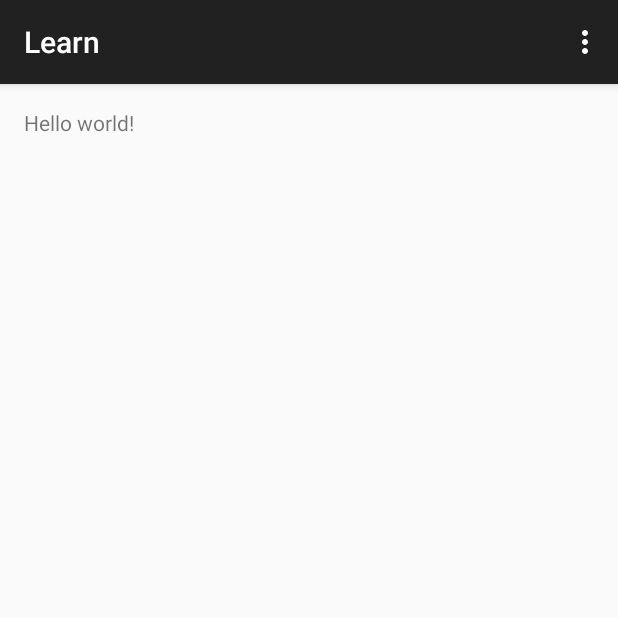
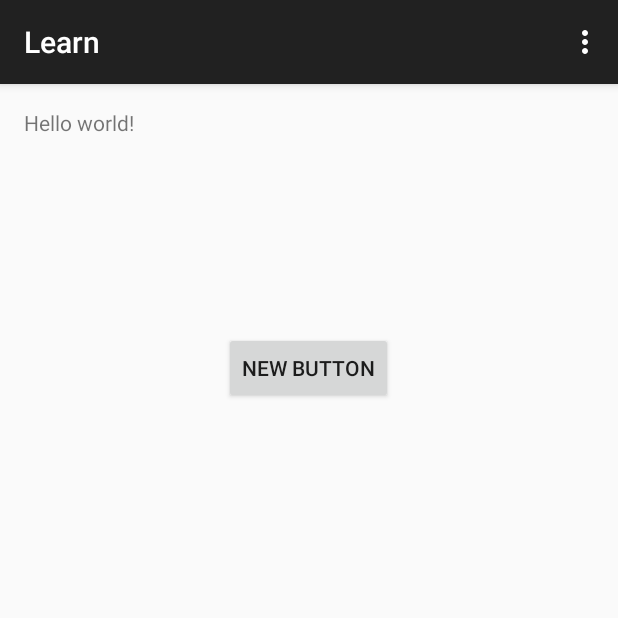
Before and after one commit to anilbhaila/learnAndroid, an Android app: the screen it shows after launch (MainActivity), on a phone screen of 412 x 824 dp, the top half of it. Run offline under Robolectric (Android 15) with nearby library versions, the phone set to English and light mode, and no system bars.

Commit message:
added second activity

```diff
--- a/app/src/main/AndroidManifest.xml
+++ b/app/src/main/AndroidManifest.xml
@@ -16,6 +16,7 @@
                 <category android:name="android.intent.category.LAUNCHER" />
             </intent-filter>
         </activity>
+        <activity android:name=".Second"/>
     </application>
 
 </manifest>
--- a/app/src/main/java/com/anilbhaila/learn/app/MainActivity.java
+++ b/app/src/main/java/com/anilbhaila/learn/app/MainActivity.java
@@ -1,9 +1,12 @@
 package com.anilbhaila.learn.app;
 
+import android.content.Intent;
 import android.support.v7.app.ActionBarActivity;
 import android.os.Bundle;
 import android.view.Menu;
 import android.view.MenuItem;
+import android.view.View;
+import android.widget.Button;
 
 
 public class MainActivity extends ActionBarActivity {
@@ -12,6 +15,14 @@ public class MainActivity extends ActionBarActivity {
     protected void onCreate(Bundle savedInstanceState) {
         super.onCreate(savedInstanceState);
         setContentView(R.layout.activity_main);
+
+        Button b = (Button) findViewById(R.id.button);
+        b.setOnClickListener(new View.OnClickListener() {
+            @Override
+            public void onClick(View v) {
+                startActivity(new Intent(MainActivity.this,Second.class));
+            }
+        });
     }
 
 
--- a/app/src/main/res/layout/activity_main.xml
+++ b/app/src/main/res/layout/activity_main.xml
@@ -11,6 +11,12 @@
     <TextView
             android:text="@string/hello_world"
             android:layout_width="wrap_content"
-            android:layout_height="wrap_content"/>
+            android:layout_height="wrap_content" android:id="@+id/textView"/>
+    <Button
+            android:layout_width="wrap_content"
+            android:layout_height="wrap_content"
+            android:text="New Button"
+            android:id="@+id/button" android:layout_below="@+id/textView" android:layout_centerHorizontal="true"
+            android:layout_marginTop="130dp"/>
 
 </RelativeLayout>
```
Also changed, not shown: app/src/main/java/com/anilbhaila/learn/app/Second.java (+13 -0 lines), app/src/main/res/layout/second.xml (+11 -1 lines).
